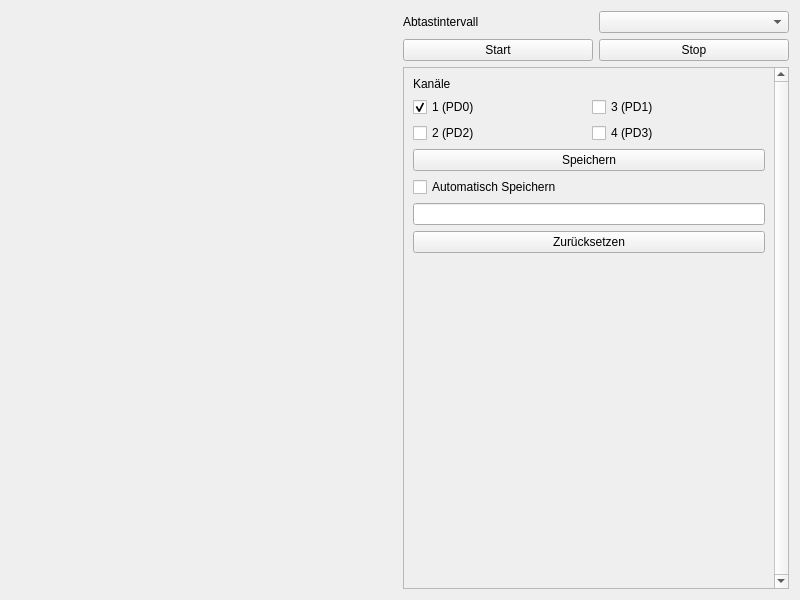
This is lenlab/gui/loggerform.ui in kalanzun/red_lenlab as Qt 5 draws it before an edit. The edited form follows.
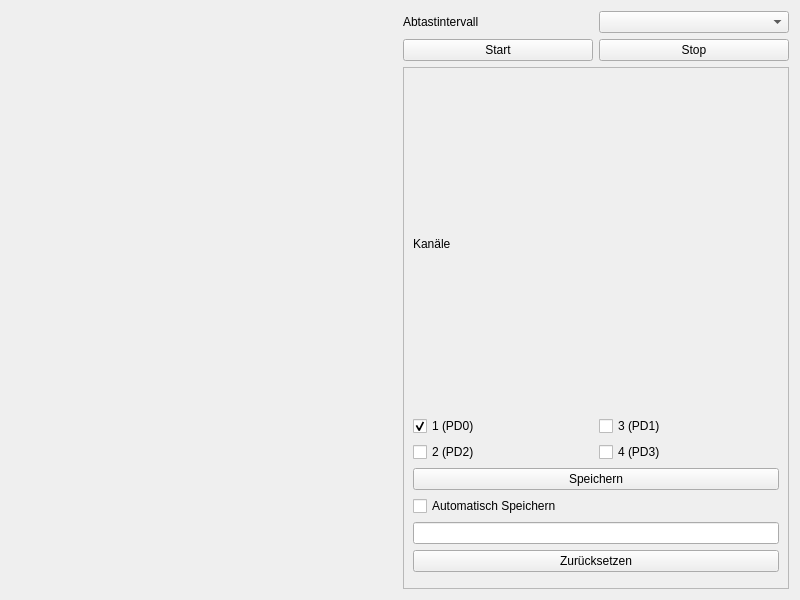
This is the edited form. Custom widgets are drawn as their Qt base class.

Diff of the .ui file:
```diff
--- a/lenlab/gui/loggerform.ui
+++ b/lenlab/gui/loggerform.ui
@@ -65,24 +65,16 @@
          <verstretch>0</verstretch>
         </sizepolicy>
        </property>
-       <property name="verticalScrollBarPolicy">
-        <enum>Qt::ScrollBarAlwaysOn</enum>
-       </property>
-       <property name="horizontalScrollBarPolicy">
-        <enum>Qt::ScrollBarAlwaysOff</enum>
+       <property name="minimumSize">
+        <size>
+         <width>250</width>
+         <height>0</height>
+        </size>
        </property>
        <property name="widgetResizable">
         <bool>true</bool>
        </property>
        <widget class="QWidget" name="scrollAreaWidgetContents">
-        <property name="geometry">
-         <rect>
-          <x>0</x>
-          <y>0</y>
-          <width>370</width>
-          <height>519</height>
-         </rect>
-        </property>
         <layout class="QVBoxLayout" name="verticalLayout_2">
          <item>
           <widget class="QLabel" name="label">
@@ -128,12 +120,6 @@
          </item>
          <item>
           <widget class="QPushButton" name="saveButton">
-           <property name="minimumSize">
-            <size>
-             <width>250</width>
-             <height>0</height>
-            </size>
-           </property>
            <property name="text">
             <string>Speichern</string>
            </property>
@@ -171,12 +157,6 @@
            <property name="orientation">
             <enum>Qt::Vertical</enum>
            </property>
-           <property name="sizeHint" stdset="0">
-            <size>
-             <width>20</width>
-             <height>40</height>
-            </size>
-           </property>
           </spacer>
          </item>
         </layout>
```
